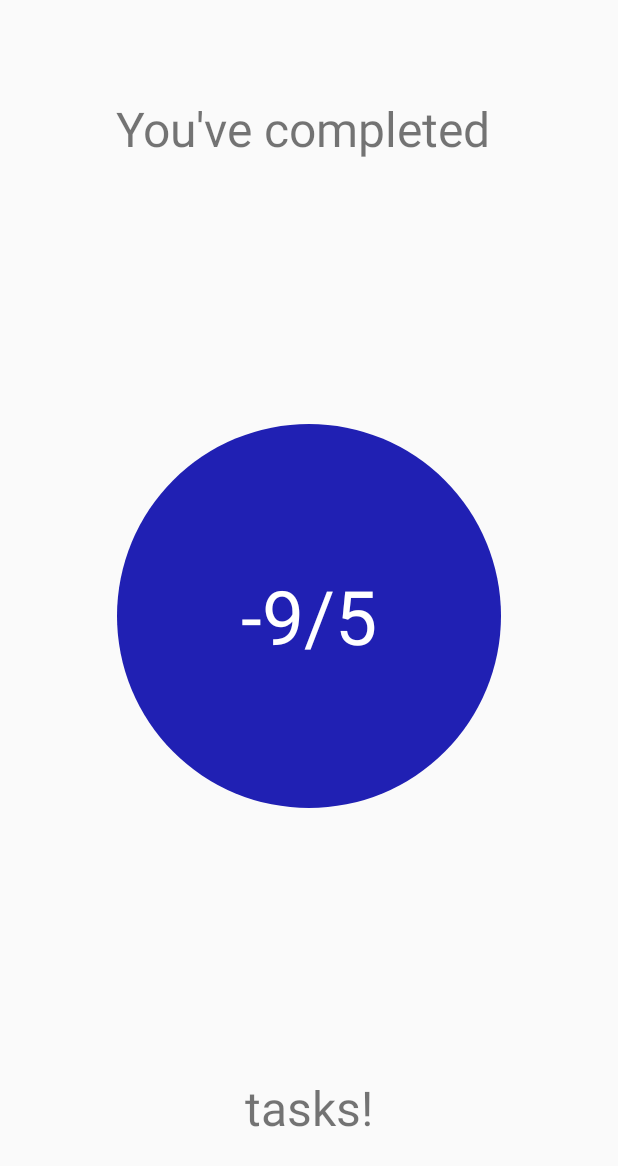
After one commit to joaopedr0/INFO-3245-Project, an Android app: the ProgressActivity screen opened directly, with no data from a screen before it, on a phone screen of 412 x 824 dp. The commit adds this screen. Shown: the top 1166 px of the screen. Run offline under Robolectric (Android 15) with nearby library versions, the phone set to English and light mode, and no system bars.

Commit message:
1.8 testing 1
-added progress activity
-added progress option to menu

```diff
--- a/INFO3245/app/src/main/AndroidManifest.xml
+++ b/INFO3245/app/src/main/AndroidManifest.xml
@@ -20,8 +20,8 @@
         </activity>
         <activity
             android:name=".NewList"
-            android:parentActivityName=".MainActivity">
-        </activity>
+            android:parentActivityName=".MainActivity" />
+        <activity android:name=".ProgressActivity" />
     </application>
 
 </manifest>
--- /dev/null
+++ b/INFO3245/app/src/main/java/com/example/project/info3245/ProgressActivity.java
@@ -0,0 +1,13 @@
+package com.example.project.info3245;
+
+import android.support.v7.app.AppCompatActivity;
+import android.os.Bundle;
+
+public class ProgressActivity extends AppCompatActivity {
+
+    @Override
+    protected void onCreate(Bundle savedInstanceState) {
+        super.onCreate(savedInstanceState);
+        setContentView(R.layout.activity_progress);
+    }
+}
--- /dev/null
+++ b/INFO3245/app/src/main/res/drawable/circle.xml
@@ -0,0 +1,9 @@
+<?xml version="1.0" encoding="utf-8"?>
+<selector xmlns:android="http://schemas.android.com/apk/res/android">
+    <item>
+        <shape android:shape="oval">
+            <solid android:color="#2020b3"/>
+            <size android:width="256dp" android:height="256dp"/>
+        </shape>
+    </item>
+</selector>
--- /dev/null
+++ b/INFO3245/app/src/main/res/layout/activity_progress.xml
@@ -0,0 +1,49 @@
+<?xml version="1.0" encoding="utf-8"?>
+<android.support.constraint.ConstraintLayout xmlns:android="http://schemas.android.com/apk/res/android"
+    xmlns:app="http://schemas.android.com/apk/res-auto"
+    xmlns:tools="http://schemas.android.com/tools"
+    android:layout_width="match_parent"
+    android:layout_height="match_parent"
+    tools:context=".ProgressActivity">
+
+    <TextView
+        android:id="@+id/textViewMsg1"
+        android:layout_width="wrap_content"
+        android:layout_height="wrap_content"
+        android:layout_marginEnd="8dp"
+        android:layout_marginStart="8dp"
+        android:layout_marginTop="64dp"
+        android:text="You've completed "
+        android:textSize="32sp"
+        app:layout_constraintEnd_toEndOf="parent"
+        app:layout_constraintStart_toStartOf="parent"
+        app:layout_constraintTop_toTopOf="parent" />
+
+    <TextView
+        android:id="@+id/textViewTaskCounter"
+        android:layout_width="wrap_content"
+        android:layout_height="wrap_content"
+        android:background="@drawable/circle"
+        android:gravity="center"
+        android:text="-9/5"
+        android:textColor="#ffffff"
+        android:textSize="50sp"
+        app:layout_constraintBottom_toBottomOf="parent"
+        app:layout_constraintEnd_toEndOf="parent"
+        app:layout_constraintStart_toStartOf="parent"
+        app:layout_constraintTop_toTopOf="parent"
+        app:layout_constraintVertical_bias="0.498" />
+
+    <TextView
+        android:id="@+id/textViewMsg2"
+        android:layout_width="wrap_content"
+        android:layout_height="wrap_content"
+        android:layout_marginBottom="64dp"
+        android:layout_marginEnd="8dp"
+        android:layout_marginStart="8dp"
+        android:text="tasks!"
+        android:textSize="32sp"
+        app:layout_constraintBottom_toBottomOf="parent"
+        app:layout_constraintEnd_toEndOf="parent"
+        app:layout_constraintStart_toStartOf="parent" />
+</android.support.constraint.ConstraintLayout>
```
Also changed, not shown: INFO3245/app/src/main/java/com/example/project/info3245/AppCompatPreferenceActivity.java (added, +109 -0 lines), INFO3245/app/src/main/java/com/example/project/info3245/MainActivity.java (+21 -5 lines), INFO3245/app/src/main/res/drawable/ic_info_black_24dp.xml (added, +9 -0 lines), INFO3245/app/src/main/res/drawable/ic_notifications_black_24dp.xml (added, +9 -0 lines), INFO3245/app/src/main/res/drawable/ic_sync_black_24dp.xml (added, +9 -0 lines), INFO3245/app/src/main/res/menu/menu_main.xml (+6 -1 lines), INFO3245/app/src/main/res/values/strings.xml (+74 -0 lines), INFO3245/app/src/main/res/xml/pref_data_sync.xml (added, +21 -0 lines), INFO3245/app/src/main/res/xml/pref_general.xml (added, +33 -0 lines), INFO3245/app/src/main/res/xml/pref_headers.xml (added, +20 -0 lines), INFO3245/app/src/main/res/xml/pref_notification.xml (added, +27 -0 lines).
